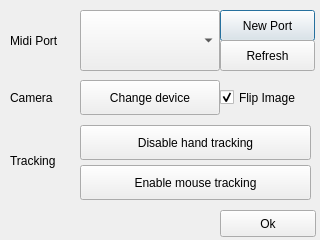
The window that code/Hadrien/QCvWindow/src/UI/configwindow.ui (Amxx/MDMA) describes before a commit, drawn with Qt 5.
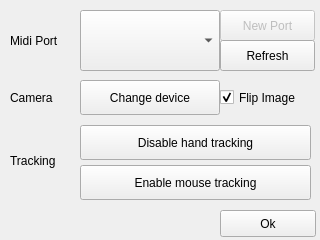
The same window after the commit. Icons and pictures are not drawn.

```diff
--- a/code/Hadrien/QCvWindow/src/UI/configwindow.ui
+++ b/code/Hadrien/QCvWindow/src/UI/configwindow.ui
@@ -42,7 +42,7 @@
   </widget>
   <widget class="QPushButton" name="pushButton_midi">
    <property name="enabled">
-    <bool>true</bool>
+    <bool>false</bool>
    </property>
    <property name="geometry">
     <rect>
```
